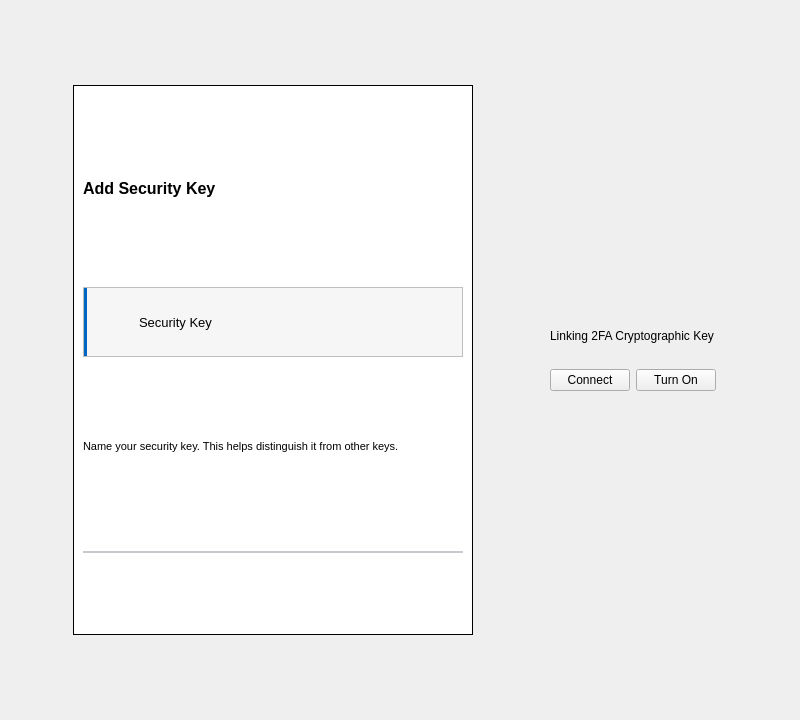
This is src/views/register_views/twofa_key_view.ui in devforgely/MFA-Simulator as Qt 5 draws it before an edit. The edited form follows.
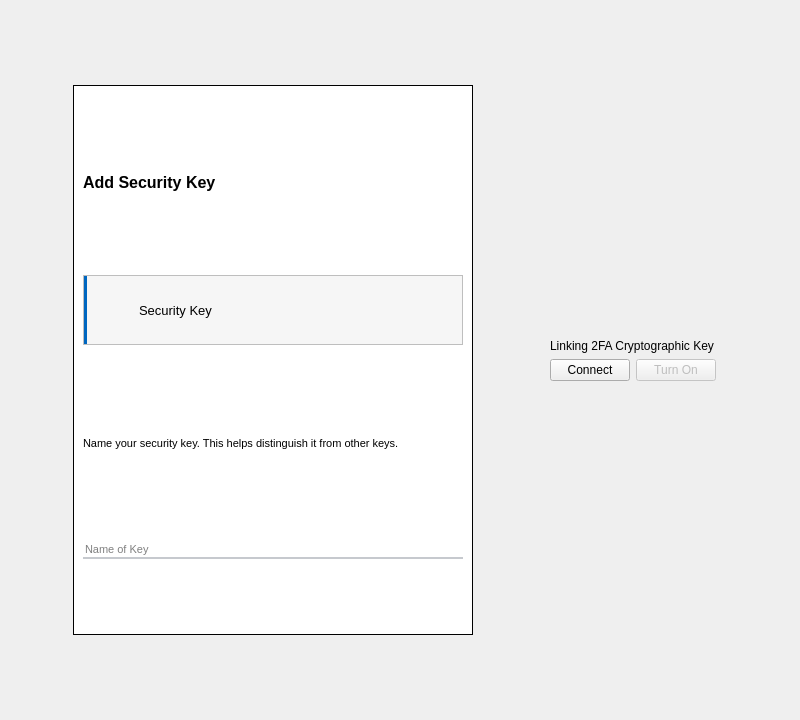
This is the edited form. Icons and pictures are not drawn.

Patch:
```diff
--- a/src/views/register_views/twofa_key_view.ui
+++ b/src/views/register_views/twofa_key_view.ui
@@ -146,7 +146,7 @@
          <property name="maximumSize">
           <size>
            <width>16777215</width>
-           <height>30</height>
+           <height>60</height>
           </size>
          </property>
          <property name="font">
@@ -178,6 +178,9 @@
          <property name="frame">
           <bool>false</bool>
          </property>
+         <property name="placeholderText">
+          <string>Name of Key</string>
+         </property>
         </widget>
        </item>
       </layout>
@@ -253,19 +256,6 @@
         </property>
        </widget>
       </item>
-      <item>
-       <widget class="QLabel" name="label_3">
-        <property name="text">
-         <string/>
-        </property>
-        <property name="pixmap">
-         <pixmap>../../resources/images/security_key.png</pixmap>
-        </property>
-        <property name="scaledContents">
-         <bool>true</bool>
-        </property>
-       </widget>
-      </item>
       <item>
        <layout class="QHBoxLayout" name="horizontalLayout_3">
         <item>
@@ -280,6 +270,12 @@
         </item>
         <item>
          <widget class="QPushButton" name="on_btn">
+          <property name="enabled">
+           <bool>false</bool>
+          </property>
+          <property name="cursor">
+           <cursorShape>PointingHandCursor</cursorShape>
+          </property>
           <property name="text">
            <string>Turn On</string>
           </property>
```
Left out of the diff: 6 changed lines with no effect on the pictures.
